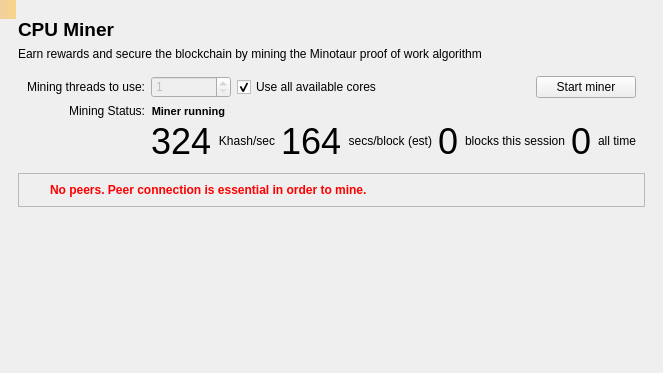
litecoincash-project/ring, file src/qt/forms/miningpage.ui: the form before one commit.
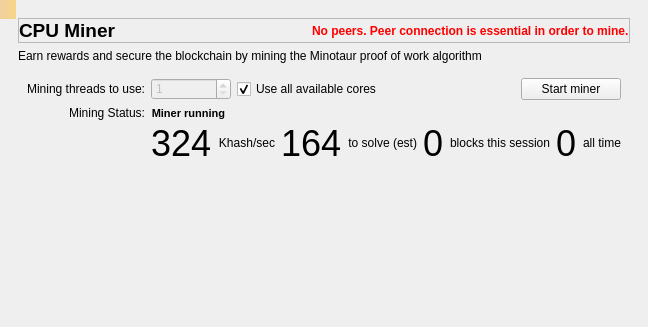
The form after the commit. Icons and pictures are not drawn.

What changed in the file:
```diff
--- a/src/qt/forms/miningpage.ui
+++ b/src/qt/forms/miningpage.ui
@@ -6,8 +6,8 @@
    <rect>
     <x>0</x>
     <y>0</y>
-    <width>645</width>
-    <height>373</height>
+    <width>610</width>
+    <height>327</height>
    </rect>
   </property>
   <property name="windowTitle">
@@ -27,17 +27,120 @@
     <number>0</number>
    </property>
    <item>
-    <widget class="QLabel" name="miningtitle">
-     <property name="font">
-      <font>
-       <pointsize>14</pointsize>
-       <weight>50</weight>
-       <bold>false</bold>
-      </font>
+    <widget class="QFrame" name="frame">
+     <property name="frameShape">
+      <enum>QFrame::StyledPanel</enum>
      </property>
-     <property name="text">
-      <string>&lt;b&gt;CPU Miner&lt;/b&gt;</string>
+     <property name="frameShadow">
+      <enum>QFrame::Raised</enum>
      </property>
+     <layout class="QHBoxLayout" name="horizontalLayout_2">
+      <property name="leftMargin">
+       <number>0</number>
+      </property>
+      <property name="topMargin">
+       <number>0</number>
+      </property>
+      <property name="rightMargin">
+       <number>0</number>
+      </property>
+      <property name="bottomMargin">
+       <number>0</number>
+      </property>
+      <item>
+       <widget class="QLabel" name="miningtitle">
+        <property name="font">
+         <font>
+          <pointsize>14</pointsize>
+          <weight>50</weight>
+          <bold>false</bold>
+         </font>
+        </property>
+        <property name="text">
+         <string>&lt;b&gt;CPU Miner&lt;/b&gt;</string>
+        </property>
+       </widget>
+      </item>
+      <item>
+       <spacer name="horizontalSpacer">
+        <property name="orientation">
+         <enum>Qt::Horizontal</enum>
+        </property>
+        <property name="sizeHint" stdset="0">
+         <size>
+          <width>40</width>
+          <height>20</height>
+         </size>
+        </property>
+       </spacer>
+      </item>
+      <item>
+       <widget class="QFrame" name="networkWarningLabel">
+        <property name="frameShape">
+         <enum>QFrame::NoFrame</enum>
+        </property>
+        <property name="frameShadow">
+         <enum>QFrame::Plain</enum>
+        </property>
+        <layout class="QHBoxLayout" name="horizontalLayout">
+         <property name="leftMargin">
+          <number>0</number>
+         </property>
+         <property name="topMargin">
+          <number>0</number>
+         </property>
+         <property name="rightMargin">
+          <number>0</number>
+         </property>
+         <property name="bottomMargin">
+          <number>0</number>
+         </property>
+         <item>
+          <widget class="QLabel" name="warningLabel">
+           <property name="maximumSize">
+            <size>
+             <width>16</width>
+             <height>16</height>
+            </size>
+           </property>
+           <property name="font">
+            <font>
+             <weight>50</weight>
+             <bold>false</bold>
+            </font>
+           </property>
+           <property name="text">
+            <string/>
+           </property>
+           <property name="pixmap">
+            <pixmap resource="../ring.qrc">:/icons/warning</pixmap>
+           </property>
+           <property name="scaledContents">
+            <bool>true</bool>
+           </property>
+          </widget>
+         </item>
+         <item>
+          <widget class="QLabel" name="networkWarningLabelText">
+           <property name="font">
+            <font>
+             <pointsize>-1</pointsize>
+             <weight>75</weight>
+             <bold>true</bold>
+            </font>
+           </property>
+           <property name="styleSheet">
+            <string notr="true">color: rgb(255, 0, 0);font-size:12px;</string>
+           </property>
+           <property name="text">
+            <string>No peers. Peer connection is essential in order to mine.</string>
+           </property>
+          </widget>
+         </item>
+        </layout>
+       </widget>
+      </item>
+     </layout>
     </widget>
    </item>
    <item>
@@ -246,7 +349,7 @@
         <item>
          <widget class="QLabel" name="threadCountLabel_8">
           <property name="text">
-           <string>secs/block (est)</string>
+           <string>to solve (est)</string>
           </property>
           <property name="alignment">
            <set>Qt::AlignRight|Qt::AlignTrailing|Qt::AlignVCenter</set>
@@ -311,60 +414,6 @@
      </layout>
     </widget>
    </item>
-   <item>
-    <widget class="QFrame" name="networkWarningLabel">
-     <property name="frameShape">
-      <enum>QFrame::StyledPanel</enum>
-     </property>
-     <property name="frameShadow">
-      <enum>QFrame::Raised</enum>
-     </property>
-     <layout class="QHBoxLayout" name="horizontalLayout">
-      <item>
-       <widget class="QLabel" name="warningLabel">
-        <property name="maximumSize">
-         <size>
-          <width>16</width>
-          <height>16</height>
-         </size>
-        </property>
-        <property name="font">
-         <font>
-          <weight>50</weight>
-          <bold>false</bold>
-         </font>
-        </property>
-        <property name="text">
-         <string/>
-        </property>
-        <property name="pixmap">
-         <pixmap resource="../ring.qrc">:/icons/warning</pixmap>
-        </property>
-        <property name="scaledContents">
-         <bool>true</bool>
-        </property>
-       </widget>
-      </item>
-      <item>
-       <widget class="QLabel" name="networkWarningLabelText">
-        <property name="font">
-         <font>
-          <pointsize>-1</pointsize>
-          <weight>75</weight>
-          <bold>true</bold>
-         </font>
-        </property>
-        <property name="styleSheet">
-         <string notr="true">color: rgb(255, 0, 0);font-size:12px;</string>
-        </property>
-        <property name="text">
-         <string>No peers. Peer connection is essential in order to mine.</string>
-        </property>
-       </widget>
-      </item>
-     </layout>
-    </widget>
-   </item>
    <item>
     <spacer name="verticalSpacer">
      <property name="orientation">
```
